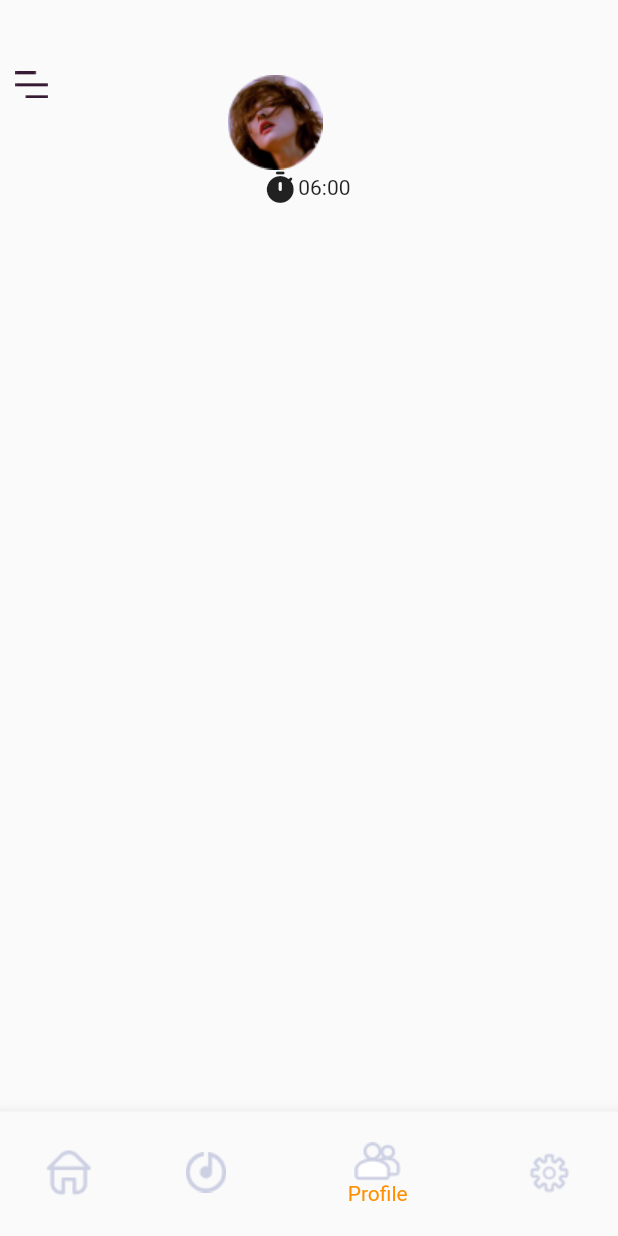
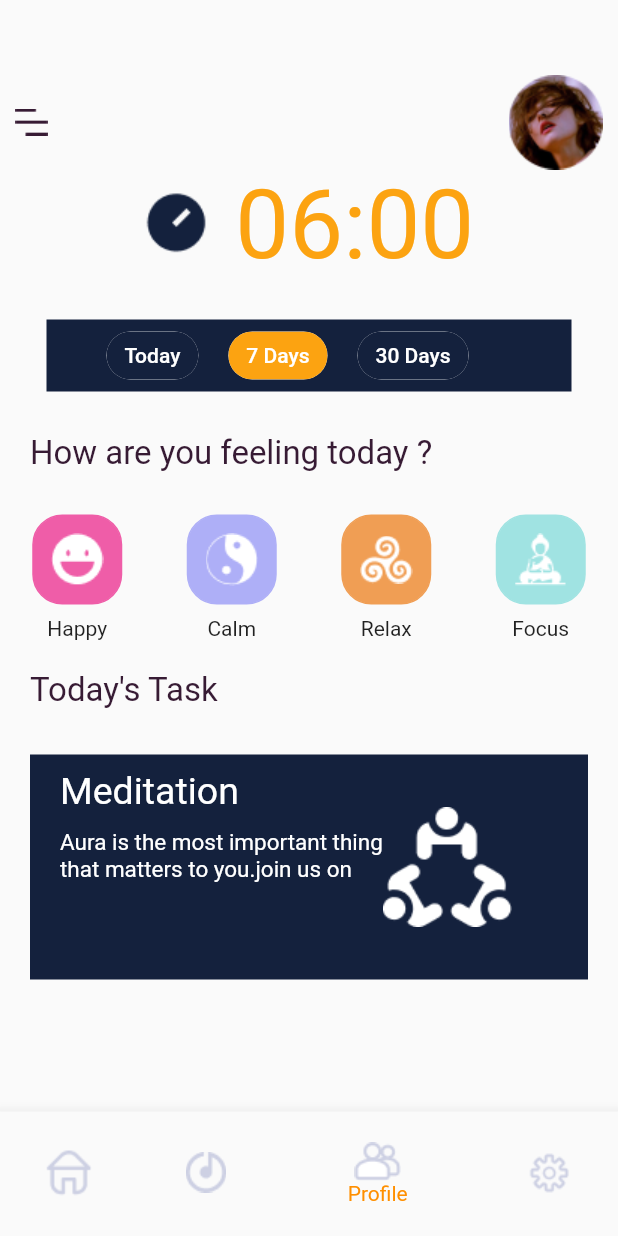
Before and after one commit to ziyad00/Becove, a Flutter app: the screen it shows after launch, item 3 of the bottom bar chosen, on a phone screen of 412 x 824 dp. Run offline on Flutter 3.47's test engine with Material 2 defaults, Android fonts, the phone set to English and light mode, and no system bars.

Commit message:
feat: add two new screens

```diff
--- a/lib/fifth_screen.dart
+++ b/lib/fifth_screen.dart
@@ -10,8 +10,44 @@ class stats extends StatelessWidget {
   Widget build(BuildContext context) {
     return Column(
       children: [
-        third_sc.AppBar(),
+        AppBar(),
         TimeSection(),
+        TodaysTask(),
+      ],
+    );
+  }
+}
+
+class TodaysTask extends StatelessWidget {
+  const TodaysTask({
+    Key? key,
+  }) : super(key: key);
+
+  @override
+  Widget build(BuildContext context) {
+    return Column(
+      crossAxisAlignment: CrossAxisAlignment.start,
+      children: [
+        SizedBox(
+          height: 20,
+        ),
+        Padding(
+          padding: const EdgeInsets.only(left: 20, bottom: 20),
+          child: Text(
+            "Today's Task",
+            style: TextStyle(color: Color(0xFF371B34), fontSize: 22),
+          ),
+        ),
+        third_sc.Card(
+          title: "Meditation",
+          body:
+              "Aura is the most important thing\nthat matters to you.join us on",
+          clickbait: "",
+          imagePath: 'MeetupIcon',
+          color: Color(0xFF14213D),
+          textColor: Colors.white,
+          isImage: false,
+        ),
       ],
     );
   }
@@ -30,11 +66,178 @@ class TimeSection extends StatelessWidget {
           crossAxisAlignment: CrossAxisAlignment.center,
           mainAxisAlignment: MainAxisAlignment.center,
           children: [
-            Icon(Icons.timer_rounded),
-            Text("06:00 "),
+            Image.asset('images/Frame.png'),
+            SizedBox(
+              width: 10,
+            ),
+            Text(
+              "06:00",
+              style: TextStyle(
+                color: Color(0xFFFCA311),
+                fontSize: 64,
+              ),
+            ),
           ],
-        )
+        ),
+        SizedBox(
+          height: 25,
+        ),
+        Padding(
+          padding: const EdgeInsets.fromLTRB(8, 0, 8, 8),
+          child: Interval(),
+        ),
+        TodaysFeeling(),
       ],
     );
   }
 }
+
+class TodaysFeeling extends StatelessWidget {
+  const TodaysFeeling({
+    Key? key,
+  }) : super(key: key);
+
+  @override
+  Widget build(BuildContext context) {
+    return Column(
+      crossAxisAlignment: CrossAxisAlignment.start,
+      children: [
+        SizedBox(
+          height: 20,
+        ),
+        Padding(
+          padding: const EdgeInsets.only(left: 20, bottom: 20),
+          child: Text(
+            "How are you feeling today ?",
+            style: TextStyle(color: Color(0xFF371B34), fontSize: 22),
+          ),
+        ),
+        Row(
+          mainAxisAlignment: MainAxisAlignment.spaceAround,
+          children: [
+            Feeling(
+              feeling: "Happy",
+              imagePath: "happy",
+              color: Color(0xFFEF5DA8),
+            ),
+            Feeling(
+                feeling: "Calm", imagePath: "Calm", color: Color(0xFFAEAFF7)),
+            Feeling(
+                feeling: "Relax", imagePath: "Relax", color: Color(0xFFF09E54)),
+            Feeling(
+                feeling: "Focus", imagePath: "Focus", color: Color(0xFFA0E3E2)),
+          ],
+        ),
+      ],
+    );
+  }
+}
+
+class Feeling extends StatelessWidget {
+  final String feeling;
+  final String imagePath;
+  final Color color;
+  const Feeling({
+    Key? key,
+    required this.feeling,
+    required this.imagePath,
+    required this.color,
+  }) : super(key: key);
+
+  @override
+  Widget build(BuildContext context) {
+    return Column(
+      children: [
+        Padding(
+          padding: const EdgeInsets.all(8.0),
+          child: Container(
+            width: 60,
+            height: 60,
+            decoration: BoxDecoration(
+                color: color,
+                border: Border.all(
+                  color: color,
+                ),
+                borderRadius: BorderRadius.all(Radius.circular(20))),
+            child: Image.asset('images/$imagePath.png'),
+          ),
+        ),
+        Text("$feeling"),
+      ],
+    );
+  }
+}
+
+class AppBar extends StatelessWidget {
+  const AppBar({
+    Key? key,
+  }) : super(key: key);
+
+  @override
+  Widget build(BuildContext context) {
+    return Row(
+      mainAxisAlignment: MainAxisAlignment.spaceBetween,
+      children: [
+        Padding(
+          padding: const EdgeInsets.fromLTRB(10, 50, 0, 0),
+          child: Image.asset('images/Hamburger.png'),
+        ),
+        Padding(
+          padding: const EdgeInsets.fromLTRB(0, 50, 10, 0),
+          child: Image.asset('images/Ellipse 2.png'),
+        ),
+      ],
+    );
+  }
+}
+
+class Interval extends StatefulWidget {
+  const Interval({super.key});
+
+  @override
+  State<Interval> createState() => _IntervalState();
+}
+
+class _IntervalState extends State<Interval> {
+  int? _value = 1;
+  List<Text> intervals = [
+    Text(
+      "Today",
+      style: TextStyle(color: Colors.white),
+    ),
+    Text("7 Days"),
+    Text("30 Days")
+  ];
+  @override
+  Widget build(BuildContext context) {
+    return Container(
+      color: Color(0xFF14213D),
+      width: 350,
+      child: Padding(
+        padding: const EdgeInsets.fromLTRB(30, 0, 20, 0),
+        child: Wrap(
+          children: List<Widget>.generate(
+            3,
+            (int index) {
+              return Padding(
+                padding: const EdgeInsets.fromLTRB(10.0, 0, 10, 0),
+                child: ChoiceChip(
+                  selectedColor: Color(0xFFFCA311),
+                  backgroundColor: Color(0xFF14213D),
+                  label: intervals[index],
+                  labelStyle: TextStyle(color: Colors.white),
+                  selected: _value == index,
+                  onSelected: (bool selected) {
+                    setState(() {
+                      _value = selected ? index : null;
+                    });
+                  },
+                ),
+              );
+            },
+          ).toList(),
+        ),
+      ),
+    );
+  }
+}
--- a/lib/third_screen.dart
+++ b/lib/third_screen.dart
@@ -101,12 +101,20 @@ class Home extends StatelessWidget {
                   body:
                       "Let’s open up to the thing that\nmatters amoung the people ",
                   clickbait: "Join Now",
+                  imagePath: 'MeetupIcon',
+                  color: Color(0xFFFCA311),
+                  textColor: Color(0xFF371B34),
+                  isImage: true,
                 ),
                 Card(
                   title: "Chat with us!",
                   body:
                       "Time management is the most\nimportant thing that matters\nFeel free to ask us for tips&tricks",
                   clickbait: "Watch Now",
+                  imagePath: 'MeditationIcon',
+                  color: Color(0xFFFCA311),
+                  textColor: Color(0xFF371B34),
+                  isImage: true,
                 ),
               ],
             ),
@@ -121,12 +129,19 @@ class Card extends StatelessWidget {
   final String title;
   final String body;
   final String clickbait;
-
+  final String imagePath;
+  final Color color;
+  final Color textColor;
+  final bool isImage;
   const Card({
     Key? key,
     required this.title,
     required this.body,
     required this.clickbait,
+    required this.imagePath,
+    required this.color,
+    required this.textColor,
+    required this.isImage,
   }) : super(key: key);
 
   @override
@@ -139,7 +154,7 @@ class Card extends StatelessWidget {
         color: Colors.transparent,
         child: Container(
           decoration: BoxDecoration(
-            color: Color(0xFFFCA311),
+            color: color,
           ),
           child: Padding(
             padding: const EdgeInsets.symmetric(horizontal: 20, vertical: 10),
@@ -157,7 +172,7 @@ class Card extends StatelessWidget {
                     Text(
                       "$body",
                       style: TextStyle(
-                          color: Color(0xFF371B34),
+                          color: textColor,
                           fontSize: 15,
                           fontWeight: FontWeight.w400),
                       softWrap: true,
@@ -172,7 +187,7 @@ class Card extends StatelessWidget {
                         SizedBox(
                           width: 10,
                         ),
-                        Image.asset('images/Vector.png'),
+                        isImage ? Image.asset('images/Vector.png') : Text(""),
                       ],
                     ),
                     SizedBox(
@@ -180,7 +195,7 @@ class Card extends StatelessWidget {
                     )
                   ],
                 ),
-                Image.asset('images/MeetupIcon.png'),
+                Image.asset('images/${imagePath}.png'),
               ],
             ),
           ),
```
Also changed, not shown: images/Calm.png (added), images/Focus.png (added), images/Frame.png (added), images/MeditationIcon.png (added), images/Relax.png (added), images/happy.png (added).
